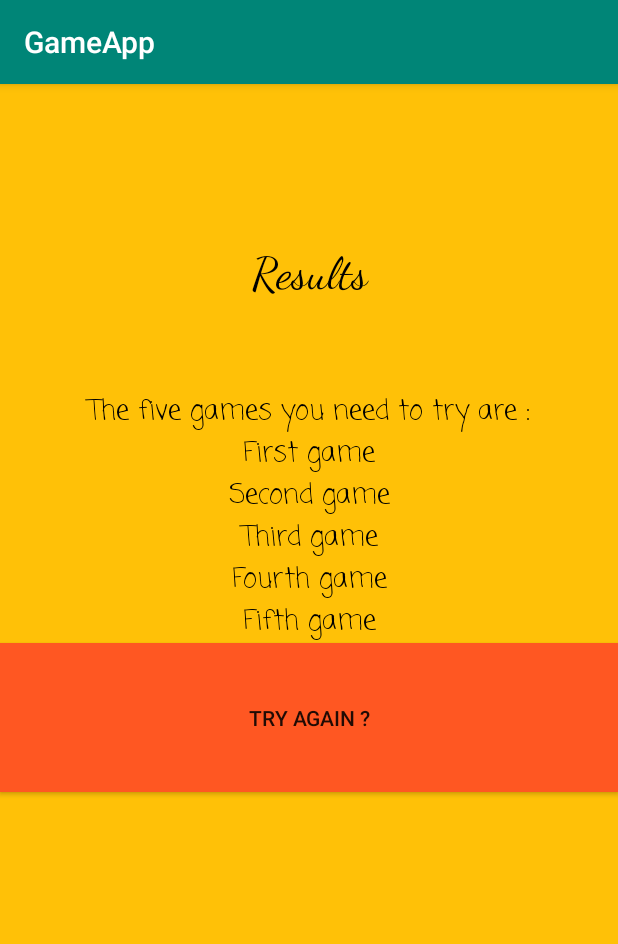
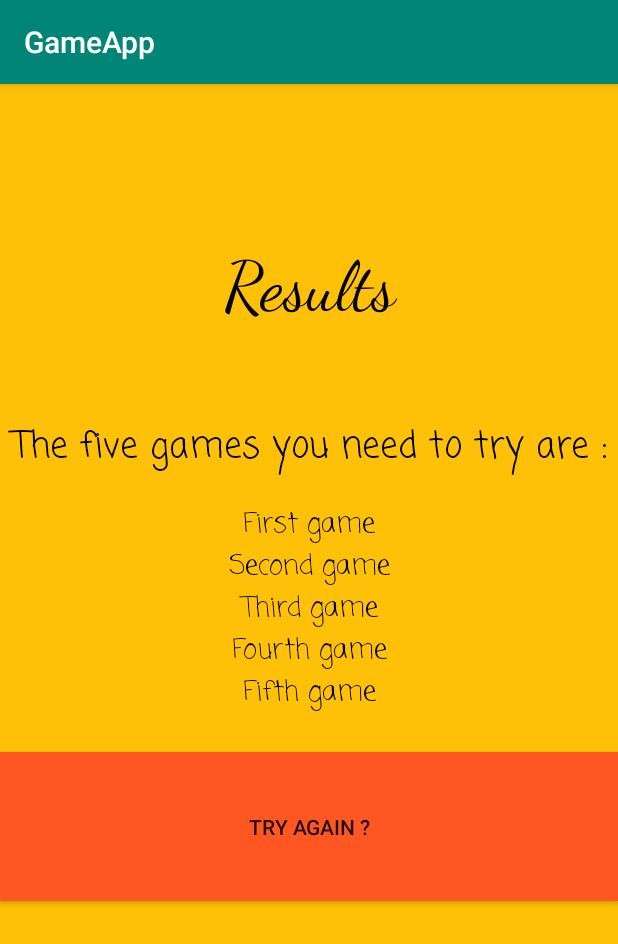
Before and after one commit to Angelina0121/GameApp4, an Android app: the Final_result screen opened directly, with no data from a screen before it, on a phone screen of 412 x 824 dp. Shown: the top 944 px of the screen. Run offline under Robolectric (Android 15) with nearby library versions, the phone set to English and light mode, and no system bars.

Commit message:
Fourth page style (background and font size)

```diff
--- a/app/src/main/res/layout/activity_final_result.xml
+++ b/app/src/main/res/layout/activity_final_result.xml
@@ -23,7 +23,7 @@
             android:gravity="center_horizontal|center_vertical"
             android:text="Results"
             android:textColor="#000000"
-            android:textSize="30sp"
+            android:textSize="45sp"
             app:fontFamily="cursive" />
 
         <Space
@@ -37,10 +37,14 @@
             android:gravity="center_horizontal|center_vertical"
             android:text="The five games you need to try are :"
             android:textColor="#000000"
-            android:textSize="18sp"
+            android:textSize="24sp"
             app:fontFamily="casual" />
 
         //First game
+
+        <Space
+            android:layout_width="match_parent"
+            android:layout_height="19dp" />
 
         <TextView
             android:id="@+id/firstGame"
@@ -100,6 +104,10 @@
             android:textSize="18sp"
             app:fontFamily="casual" />
 
+        <Space
+            android:layout_width="match_parent"
+            android:layout_height="25dp" />
+
         <Button
             android:id="@+id/button_backHome"
             android:layout_width="match_parent"
```
